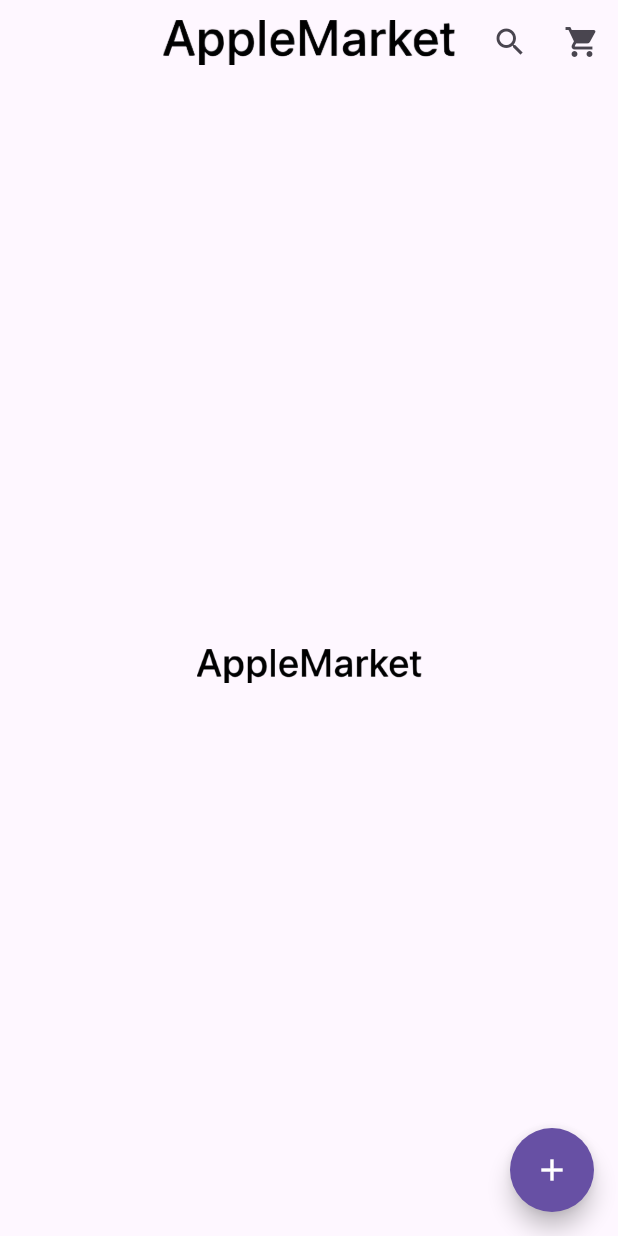
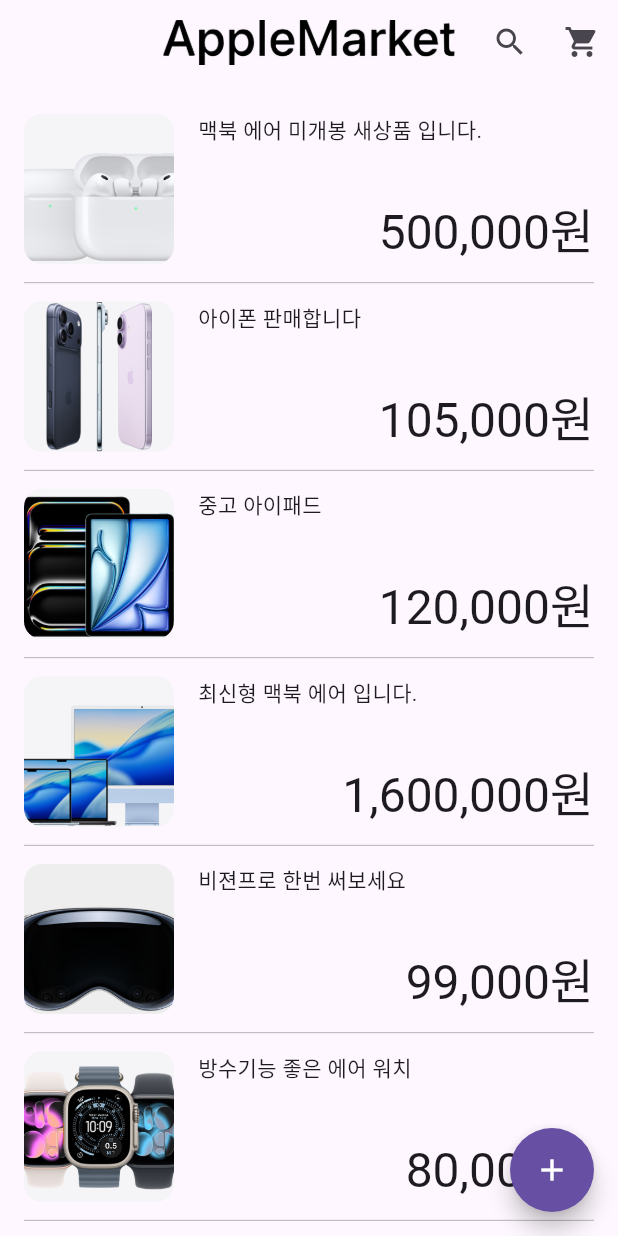
Before and after one commit to joohyelim1208/apple_market, a Flutter app: the screen it shows after launch, on a phone screen of 412 x 824 dp. Run offline on Flutter 3.47's test engine with Material 3 defaults, Android fonts, the phone set to English and light mode, and no system bars.

Commit message:
faet: initial-page-List구현

```diff
--- a/lib/entity/item.dart
+++ b/lib/entity/item.dart
@@ -2,7 +2,7 @@
 
 class Item {
   Item({
-    this.image,
+    this.imageUrl,
     required this.des,
     required this.name,
     required this.price,
@@ -12,6 +12,6 @@
   final String name;
   final double price;
   final int quantity;
-  final Image? image;
+  final String? imageUrl;
   final String des;
 }
--- a/lib/features/fetch_data_from_write_page.dart
+++ b/lib/features/fetch_data_from_write_page.dart
@@ -1,15 +1,15 @@
-import 'package:apple_market/entity/item.dart';
-import 'package:flutter/material.dart';
+// import 'package:apple_market/entity/item.dart';
+// import 'package:flutter/material.dart';
 
-Future<Item?> fetchDataFromWritePage(BuildContext context) async {
-  final result = await Navigator.push(
-    context,
-    MaterialPageRoute(builder: (context) => WritePage()),
-  );
+// Future<Item?> fetchDataFromWritePage(BuildContext context) async {
+//   final result = await Navigator.push(
+//     context,
+//     MaterialPageRoute(builder: (context) => WritePage()),
+//   );
 
-  if (result! is Item || result == null || !context.mounted) {
-    return null;
-  }
+//   if (result! is Item || result == null || !context.mounted) {
+//     return null;
+//   }
 
-  return result;
-}
+//   return result;
+//}
--- a/lib/ui/home_page/initial_page.dart
+++ b/lib/ui/home_page/initial_page.dart
@@ -4,43 +4,156 @@
 
 // body에 List가 있을 때, 없을 때 로고만 있는 상태를 생각해서 구성
 //
-class InitialPage extends StatelessWidget {
+class InitialPage extends StatefulWidget {
   const InitialPage({super.key});
 
   @override
+  State<InitialPage> createState() => _InitialPageState();
+}
+
+class _InitialPageState extends State<InitialPage> {
+  // 임시 데이터 리스트. 없으면 로고만 보임.
+  // 타이틀 변수가 빠짐
+  // 이미지 객체를 만들어서 넣어야 한다. 아니면 이미지를 String으로
+  final List<Item> items = [
+    Item(
+      // 이미지를 위젯으로 불러오는 구조
+      imageUrl: "assets/images/airpods.webp",
+      name: "맥북 에어 미개봉 새상품 입니다.",
+      price: 500000,
+      // 내용은 넣지 않아도 됨
+      des: "",
+      quantity: 1,
+    ),
+    Item(
+      imageUrl: "assets/images/iphone.webp",
+      des: "",
+      name: "아이폰 판매합니다",
+      price: 105000,
+      quantity: 1,
+    ),
+    Item(
+      imageUrl: "assets/images/ipad.webp",
+      des: "",
+      name: "중고 아이패드",
+      price: 120000,
+      quantity: 1,
+    ),
+    Item(
+      imageUrl: "assets/images/mac.webp",
+      des: "",
+      name: "최신형 맥북 에어 입니다.",
+      price: 1600000,
+      quantity: 1,
+    ),
+    Item(
+      imageUrl: "assets/images/vision.webp",
+      des: "",
+      name: "비젼프로 한번 써보세요",
+      price: 99000,
+      quantity: 1,
+    ),
+    Item(
+      imageUrl: "assets/images/watch.webp",
+      des: "",
+      name: "방수기능 좋은 에어 워치",
+      price: 80000,
+      quantity: 1,
+    ),
+    Item(
+      // 이미지를 위젯으로 불러오는 구조
+      imageUrl: "assets/images/airpods.webp",
+      name: "맥북 에어 미개봉 새상품 입니다.",
+      price: 500000,
+      // 내용은 넣지 않아도 됨
+      des: "",
+      quantity: 1,
+    ),
+    Item(
+      imageUrl: "assets/images/iphone.webp",
+      des: "",
+      name: "아이폰 판매합니다",
+      price: 105000,
+      quantity: 1,
+    ),
+    Item(
+      imageUrl: "assets/images/ipad.webp",
+      des: "",
+      name: "중고 아이패드",
+      price: 120000,
+      quantity: 1,
+    ),
+    Item(
+      imageUrl: "assets/images/mac.webp",
+      des: "",
+      name: "최신형 맥북 에어 입니다.",
+      price: 1600000,
+      quantity: 1,
+    ),
+    Item(
+      imageUrl: "assets/images/vision.webp",
+      des: "",
+      name: "비젼프로 한번 써보세요",
+      price: 99000,
+      quantity: 1,
+    ),
+    Item(
+      imageUrl: "assets/images/watch.webp",
+      des: "",
+      name: "방수기능 좋은 에어 워치",
+      price: 80000,
+      quantity: 1,
+    ),
+  ];
+
+  @override
   Widget build(BuildContext context) {
-    // 임시 데이터 리스트. 없으면 로고만 보임
-    final List<Item> items = [];
-
     return Scaffold(
       body:
           // 데이터가 없을 때 중앙에 로고를 표시
           items.isEmpty
           ? Center(
-              child: Opacity(
-                opacity: 1,
-                child: Image.asset(
-                  'assets/images/AppleMarketLogo.webp',
-                  width: 150,
-                ),
+              child: Image.asset(
+                'assets/images/AppleMarketLogo.webp',
+                width: 150,
               ),
             )
-          : ListView.builder(
+          // 리스트 아이템 사이에 구분선이나 간격 추가
+          : ListView.separated(
+              padding: const EdgeInsets.symmetric(horizontal: 16),
+              // 아이템 리스트 만큼 출력해줌
               itemCount: items.length,
-              itemBuilder: (context, index) {
-                return ListTile(title: Text(items[index].name));
+              itemBuilder: (BuildContext context, int index) {
+                final item = items[index];
+                // 상품리스트에 들어갈 정보를 따로 만들어서 불러오기
+                return _productListRow(item, context);
+              },
+              // 구분선
+              separatorBuilder: (BuildContext context, int index) {
+                return const Divider(
+                  // 구분선의 속성
+                  color: Colors.grey,
+                  thickness: 0.5,
+                  height: 1,
+                );
               },
             ),
-      // 플로팅 액션 버튼
+      // 플로팅 액션 버튼. 사이즈. 색상은 지정된 테마
       floatingActionButton: FloatingActionButton(
-        onPressed: () async {
-          final item = await fetchDataFromWritePage(context);
-          if (item != null) {
-            items.add(item);
-          }
+        onPressed: () {},
+        // 아직 파일이 합쳐지지 않아서 오류가 나서 임시로 주석처리
+        // async {
+        //   // 작성페이지로 넘어감. 아이템이 없으면 동작하지 않음
+        //   final item = await fetchDataFromWritePage(context);
+        //   if (item != null) {
+        //     // 데이터가 추가되었음을 알리고 화면을 갱신한다.
+        //     setState(() {
+        //       items.add(item);
+        //     });
+        //   }
 
-          return;
-        },
+        //   return;
+        // },
         backgroundColor: Theme.of(context).colorScheme.primary,
         shape: RoundedRectangleBorder(borderRadius: BorderRadius.circular(50)),
         child: Icon(Icons.add, color: Colors.white),
@@ -48,3 +161,77 @@
     );
   }
 }
+
+// 상품 리스트
+Widget _productListRow(Item item, BuildContext context) {
+  // 가격 소수점 없애고'toInt', 문자열로 변환'toString', 정규식으로 1000단위마다 콤마 추가하기
+  // 정규표현식 알아보기
+  String formatPrice(double price) {
+    return price.toInt().toString().replaceAllMapped(
+      RegExp(r'(\d{1,3})(?=(\d{3})+(?!\d))'),
+      (Match m) => '${m[1]},',
+    );
+  }
+
+  return Padding(
+    padding: const EdgeInsets.symmetric(vertical: 12),
+    child: Row(
+      // 좌측에서 시작
+      crossAxisAlignment: CrossAxisAlignment.start,
+      children: [
+        ClipRRect(
+          // 사진이 들어갈 사이즈와 둥근 모서리를 지정하고, 이미지는 컨테이너 안에 꽉 차게끔 한다.
+          borderRadius: BorderRadius.circular(12),
+          child: Container(
+            width: 100,
+            height: 100,
+            color: Colors.grey[200],
+            child: Image.asset(
+              // entity 경로로 바꿔주면 해결됨. 변수명 변경해서
+              // String 타입의 image를 위젯으로 표시하는 방법
+              item.imageUrl!,
+              fit: BoxFit.cover,
+            ),
+          ),
+        ),
+        // 텍스트 정보가 들어갈 곳
+        SizedBox(width: 16),
+        Expanded(
+          child: Container(
+            height: 100,
+            child: Column(
+              crossAxisAlignment: CrossAxisAlignment.start,
+              children: [
+                // 리스트에 쓰이는 텍스트의 설정
+                Text(
+                  //
+                  item.name,
+                  style: Theme.of(context).textTheme.bodyMedium,
+                  // 제목은 최대 2줄 까지만
+                  maxLines: 2,
+                  // 말줄임표 생략표시기능
+                  overflow: TextOverflow.ellipsis,
+                  //
+                ),
+                const Spacer(),
+                Row(
+                  // 문자열 제일 오른쪽 하단. 가격표
+                  mainAxisAlignment: MainAxisAlignment.end,
+                  children: [
+                    Text(
+                      // "${item.price}원", 소수점 없애주는 함수 적용해주기
+                      "${formatPrice(item.price)}원",
+                      style: Theme.of(context).textTheme.headlineLarge,
+                      maxLines: 1,
+                      overflow: TextOverflow.ellipsis,
+                    ),
+                  ],
+                ),
+              ],
+            ),
+          ),
+        ),
+      ],
+    ),
+  );
+}
--- a/pubspec.yaml
+++ b/pubspec.yaml
@@ -59,8 +59,7 @@
 
   # To add assets to your application, add an assets section, like this:
   assets:
-    - assets/images/AppleMarketLogo.webp
-  #   - images/a_dot_ham.jpeg
+    - assets/images/
 
   # An image asset can refer to one or more resolution-specific "variants", see
   # https://flutter.dev/to/resolution-aware-images
```
Also changed, not shown: assets/images/airpods.webp (added), assets/images/ipad.webp (added), assets/images/iphone.webp (added), assets/images/mac.webp (added), assets/images/vision.webp (added), assets/images/watch.webp (added), 1 other file.
